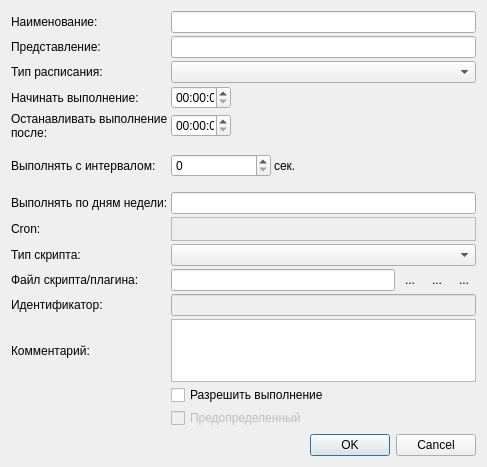
arcirk/arcirk_all, file task/libcron/taskitem.ui: the form before one commit.
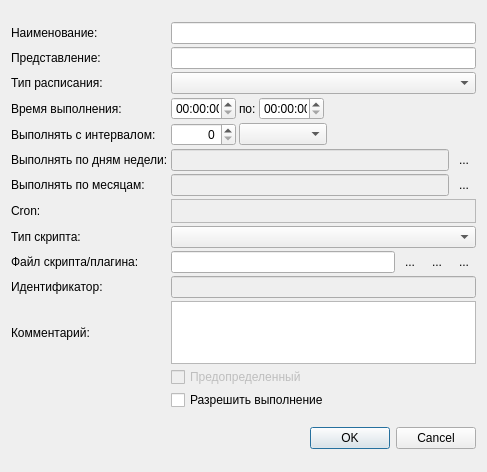
The form after the commit. Icons and pictures are not drawn.

Diff of the .ui file:
```diff
--- a/task/libcron/taskitem.ui
+++ b/task/libcron/taskitem.ui
@@ -7,57 +7,172 @@
     <x>0</x>
     <y>0</y>
     <width>487</width>
-    <height>467</height>
+    <height>472</height>
    </rect>
   </property>
   <property name="windowTitle">
    <string>Dialog</string>
   </property>
   <layout class="QGridLayout" name="gridLayout_2">
+   <item row="2" column="0">
+    <widget class="QDialogButtonBox" name="buttonBox">
+     <property name="orientation">
+      <enum>Qt::Horizontal</enum>
+     </property>
+     <property name="standardButtons">
+      <set>QDialogButtonBox::Cancel|QDialogButtonBox::Ok</set>
+     </property>
+    </widget>
+   </item>
    <item row="0" column="0">
     <layout class="QGridLayout" name="gridLayout">
      <property name="spacing">
       <number>3</number>
      </property>
+     <item row="2" column="1">
+      <widget class="QComboBox" name="cmbCronType"/>
+     </item>
+     <item row="12" column="1">
+      <widget class="QCheckBox" name="predefined">
+       <property name="enabled">
+        <bool>false</bool>
+       </property>
+       <property name="text">
+        <string>Предопределенный</string>
+       </property>
+      </widget>
+     </item>
+     <item row="10" column="0">
+      <widget class="QLabel" name="label_9">
+       <property name="text">
+        <string>Идентификатор:</string>
+       </property>
+      </widget>
+     </item>
+     <item row="2" column="0">
+      <widget class="QLabel" name="label_13">
+       <property name="text">
+        <string>Тип расписания:</string>
+       </property>
+      </widget>
+     </item>
      <item row="5" column="1">
-      <widget class="QTimeEdit" name="start_task">
-       <property name="maximumSize">
-        <size>
-         <width>60</width>
-         <height>16777215</height>
-        </size>
-       </property>
-      </widget>
+      <layout class="QHBoxLayout" name="horizontalLayout_3">
+       <item>
+        <widget class="QLineEdit" name="days_of_week">
+         <property name="enabled">
+          <bool>false</bool>
+         </property>
+        </widget>
+       </item>
+       <item>
+        <widget class="QToolButton" name="btnSelectWeeks">
+         <property name="text">
+          <string>...</string>
+         </property>
+         <property name="icon">
+          <iconset resource="../../tree_model/res/resurce.qrc">
+           <normaloff>:/img/link.png</normaloff>:/img/link.png</iconset>
+         </property>
+         <property name="autoRaise">
+          <bool>true</bool>
+         </property>
+        </widget>
+       </item>
+      </layout>
      </item>
-     <item row="14" column="1">
+     <item row="4" column="1">
+      <layout class="QHBoxLayout" name="horizontalLayout">
+       <item>
+        <widget class="QSpinBox" name="interval">
+         <property name="minimumSize">
+          <size>
+           <width>65</width>
+           <height>0</height>
+          </size>
+         </property>
+         <property name="maximumSize">
+          <size>
+           <width>60</width>
+           <height>16777215</height>
+          </size>
+         </property>
+         <property name="alignment">
+          <set>Qt::AlignRight|Qt::AlignTrailing|Qt::AlignVCenter</set>
+         </property>
+         <property name="maximum">
+          <number>60</number>
+         </property>
+        </widget>
+       </item>
+       <item>
+        <widget class="QComboBox" name="cmbInterval">
+         <property name="minimumSize">
+          <size>
+           <width>88</width>
+           <height>0</height>
+          </size>
+         </property>
+        </widget>
+       </item>
+       <item>
+        <spacer name="horizontalSpacer_2">
+         <property name="orientation">
+          <enum>Qt::Horizontal</enum>
+         </property>
+         <property name="sizeHint" stdset="0">
+          <size>
+           <width>40</width>
+           <height>20</height>
+          </size>
+         </property>
+        </spacer>
+       </item>
+      </layout>
+     </item>
+     <item row="13" column="1">
       <widget class="QCheckBox" name="allowed">
        <property name="text">
         <string>Разрешить выполнение</string>
        </property>
       </widget>
      </item>
-     <item row="11" column="0">
-      <widget class="QLabel" name="label_8">
-       <property name="text">
-        <string>Файл скрипта/плагина:</string>
-       </property>
-      </widget>
+     <item row="6" column="1">
+      <layout class="QHBoxLayout" name="horizontalLayout_4">
+       <item>
+        <widget class="QLineEdit" name="days_of_month">
+         <property name="enabled">
+          <bool>false</bool>
+         </property>
+        </widget>
+       </item>
+       <item>
+        <widget class="QToolButton" name="btnSelectMonths">
+         <property name="text">
+          <string>...</string>
+         </property>
+         <property name="icon">
+          <iconset resource="../../tree_model/res/resurce.qrc">
+           <normaloff>:/img/link.png</normaloff>:/img/link.png</iconset>
+         </property>
+         <property name="autoRaise">
+          <bool>true</bool>
+         </property>
+        </widget>
+       </item>
+      </layout>
      </item>
-     <item row="0" column="0">
-      <widget class="QLabel" name="label">
-       <property name="text">
-        <string>Наименование:</string>
+     <item row="10" column="1">
+      <widget class="QLineEdit" name="uuid">
+       <property name="enabled">
+        <bool>false</bool>
        </property>
       </widget>
      </item>
-     <item row="5" column="0">
-      <widget class="QLabel" name="label_3">
-       <property name="text">
-        <string>Начинать выполнение:</string>
-       </property>
-      </widget>
+     <item row="8" column="1">
+      <widget class="QComboBox" name="cmbScriptType"/>
      </item>
-     <item row="9" column="1">
+     <item row="7" column="1">
       <widget class="QLabel" name="lblCronString">
        <property name="minimumSize">
         <size>
@@ -79,68 +194,7 @@
        </property>
       </widget>
      </item>
-     <item row="0" column="1">
-      <widget class="QLineEdit" name="name"/>
-     </item>
-     <item row="12" column="1">
-      <widget class="QLineEdit" name="uuid">
-       <property name="enabled">
-        <bool>false</bool>
-       </property>
-      </widget>
-     </item>
-     <item row="1" column="0">
-      <widget class="QLabel" name="label_2">
-       <property name="text">
-        <string>Представление:</string>
-       </property>
-      </widget>
-     </item>
-     <item row="8" column="0">
-      <widget class="QLabel" name="label_7">
-       <property name="text">
-        <string>Выполнять по дням недели:</string>
-       </property>
-      </widget>
-     </item>
-     <item row="7" column="1">
-      <layout class="QHBoxLayout" name="horizontalLayout">
-       <item>
-        <widget class="QSpinBox" name="interval">
-         <property name="maximumSize">
-          <size>
-           <width>100</width>
-           <height>16777215</height>
-          </size>
-         </property>
-         <property name="maximum">
-          <number>999999999</number>
-         </property>
-        </widget>
-       </item>
-       <item>
-        <widget class="QLabel" name="label_6">
-         <property name="text">
-          <string>сек.</string>
-         </property>
-        </widget>
-       </item>
-      </layout>
-     </item>
-     <item row="6" column="0">
-      <widget class="QLabel" name="label_4">
-       <property name="text">
-        <string>Останавливать выполнение после:</string>
-       </property>
-       <property name="wordWrap">
-        <bool>true</bool>
-       </property>
-      </widget>
-     </item>
-     <item row="10" column="1">
-      <widget class="QComboBox" name="cmbScriptType"/>
-     </item>
-     <item row="11" column="1">
+     <item row="9" column="1">
       <layout class="QHBoxLayout" name="horizontalLayout_2">
        <item>
         <widget class="QLineEdit" name="script"/>
@@ -189,75 +243,83 @@
        </item>
       </layout>
      </item>
-     <item row="1" column="1">
-      <widget class="QLineEdit" name="synonum"/>
-     </item>
-     <item row="12" column="0">
-      <widget class="QLabel" name="label_9">
-       <property name="text">
-        <string>Идентификатор:</string>
-       </property>
-      </widget>
-     </item>
      <item row="7" column="0">
+      <widget class="QLabel" name="label_12">
+       <property name="text">
+        <string>Cron:</string>
+       </property>
+      </widget>
+     </item>
+     <item row="4" column="0">
       <widget class="QLabel" name="label_5">
        <property name="text">
         <string>Выполнять с интервалом:</string>
        </property>
       </widget>
      </item>
-     <item row="13" column="0">
+     <item row="9" column="0">
+      <widget class="QLabel" name="label_8">
+       <property name="text">
+        <string>Файл скрипта/плагина:</string>
+       </property>
+      </widget>
+     </item>
+     <item row="0" column="0">
+      <widget class="QLabel" name="label">
+       <property name="text">
+        <string>Наименование:</string>
+       </property>
+      </widget>
+     </item>
+     <item row="11" column="0">
       <widget class="QLabel" name="label_10">
        <property name="text">
         <string>Комментарий:</string>
        </property>
       </widget>
      </item>
-     <item row="2" column="0">
-      <widget class="QLabel" name="label_13">
+     <item row="1" column="0">
+      <widget class="QLabel" name="label_2">
        <property name="text">
-        <string>Тип расписания:</string>
+        <string>Представление:</string>
        </property>
       </widget>
      </item>
-     <item row="6" column="1">
-      <widget class="QTimeEdit" name="end_task">
-       <property name="maximumSize">
-        <size>
-         <width>60</width>
-         <height>16777215</height>
-        </size>
-       </property>
-      </widget>
+     <item row="1" column="1">
+      <widget class="QLineEdit" name="synonum"/>
      </item>
-     <item row="8" column="1">
-      <widget class="QLineEdit" name="days_of_week"/>
-     </item>
-     <item row="9" column="0">
-      <widget class="QLabel" name="label_12">
+     <item row="5" column="0">
+      <widget class="QLabel" name="label_7">
        <property name="text">
-        <string>Cron:</string>
+        <string>Выполнять по дням недели:</string>
        </property>
       </widget>
      </item>
-     <item row="15" column="1">
-      <widget class="QCheckBox" name="predefined">
-       <property name="enabled">
-        <bool>false</bool>
-       </property>
+     <item row="0" column="1">
+      <widget class="QLineEdit" name="name"/>
+     </item>
+     <item row="6" column="0">
+      <widget class="QLabel" name="label_14">
        <property name="text">
-        <string>Предопределенный</string>
+        <string>Выполнять по месяцам:</string>
        </property>
       </widget>
      </item>
-     <item row="10" column="0">
+     <item row="8" column="0">
       <widget class="QLabel" name="label_11">
        <property name="text">
         <string>Тип скрипта:</string>
        </property>
       </widget>
      </item>
-     <item row="13" column="1">
+     <item row="3" column="0">
+      <widget class="QLabel" name="label_15">
+       <property name="text">
+        <string>Время выполнения:</string>
+       </property>
+      </widget>
+     </item>
+     <item row="11" column="1">
       <widget class="QTextEdit" name="txtComment">
        <property name="maximumSize">
         <size>
@@ -270,21 +332,76 @@
        </property>
       </widget>
      </item>
-     <item row="2" column="1">
-      <widget class="QComboBox" name="cmbCronType"/>
+     <item row="3" column="1">
+      <layout class="QHBoxLayout" name="horizontalLayout_5">
+       <item>
+        <widget class="QTimeEdit" name="start_task">
+         <property name="minimumSize">
+          <size>
+           <width>65</width>
+           <height>0</height>
+          </size>
+         </property>
+         <property name="maximumSize">
+          <size>
+           <width>65</width>
+           <height>16777215</height>
+          </size>
+         </property>
+         <property name="alignment">
+          <set>Qt::AlignRight|Qt::AlignTrailing|Qt::AlignVCenter</set>
+         </property>
+        </widget>
+       </item>
+       <item>
+        <widget class="QLabel" name="label_16">
+         <property name="maximumSize">
+          <size>
+           <width>25</width>
+           <height>16777215</height>
+          </size>
+         </property>
+         <property name="text">
+          <string>по:</string>
+         </property>
+        </widget>
+       </item>
+       <item>
+        <widget class="QTimeEdit" name="end_task">
+         <property name="minimumSize">
+          <size>
+           <width>65</width>
+           <height>0</height>
+          </size>
+         </property>
+         <property name="maximumSize">
+          <size>
+           <width>65</width>
+           <height>16777215</height>
+          </size>
+         </property>
+         <property name="alignment">
+          <set>Qt::AlignRight|Qt::AlignTrailing|Qt::AlignVCenter</set>
+         </property>
+        </widget>
+       </item>
+       <item>
+        <spacer name="horizontalSpacer">
+         <property name="orientation">
+          <enum>Qt::Horizontal</enum>
+         </property>
+         <property name="sizeHint" stdset="0">
+          <size>
+           <width>40</width>
+           <height>20</height>
+          </size>
+         </property>
+        </spacer>
+       </item>
+      </layout>
      </item>
     </layout>
    </item>
-   <item row="1" column="0">
-    <widget class="QDialogButtonBox" name="buttonBox">
-     <property name="orientation">
-      <enum>Qt::Horizontal</enum>
-     </property>
-     <property name="standardButtons">
-      <set>QDialogButtonBox::Cancel|QDialogButtonBox::Ok</set>
-     </property>
-    </widget>
-   </item>
   </layout>
  </widget>
  <resources>
```
